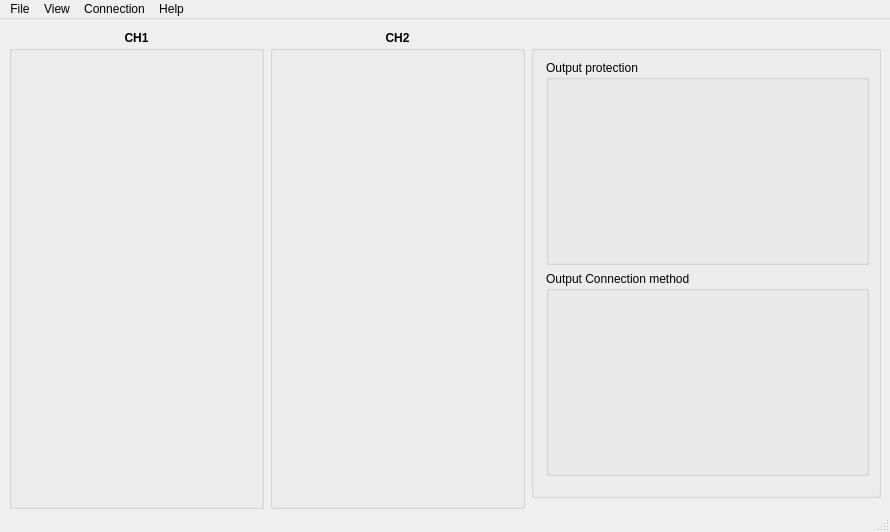
First picture: the form in src/MainWindow.ui, repository VitArk/PSC, before the edit.
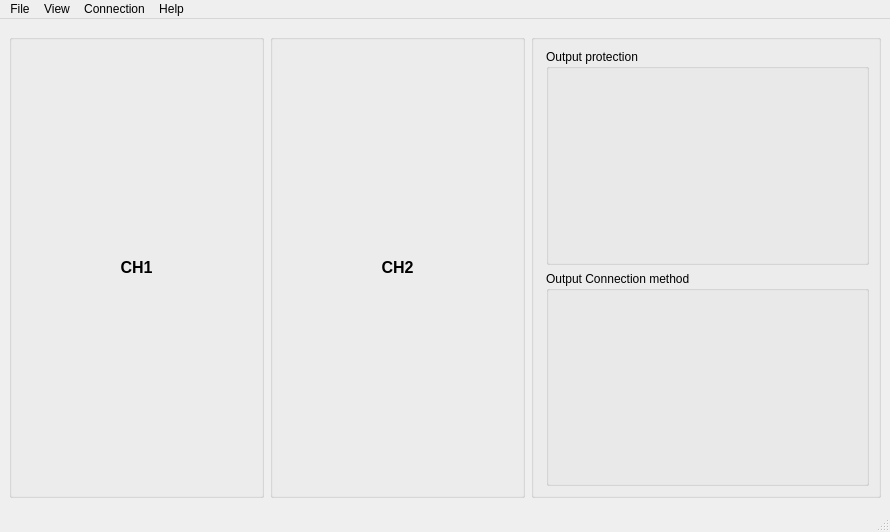
Second picture: the form after the edit.

Commit message: Tune UI for Windows

```diff
--- a/src/MainWindow.ui
+++ b/src/MainWindow.ui
@@ -39,25 +39,6 @@
     <property name="verticalSpacing">
      <number>0</number>
     </property>
-    <item row="0" column="1">
-     <widget class="QLabel" name="lblCh2">
-      <property name="font">
-       <font>
-        <weight>75</weight>
-        <bold>true</bold>
-       </font>
-      </property>
-      <property name="text">
-       <string>CH2</string>
-      </property>
-      <property name="alignment">
-       <set>Qt::AlignCenter</set>
-      </property>
-      <property name="indent">
-       <number>0</number>
-      </property>
-     </widget>
-    </item>
     <item row="0" column="2">
      <spacer name="verticalSpacer_5">
       <property name="orientation">
@@ -116,16 +97,16 @@
        <item>
         <layout class="QVBoxLayout" name="outputSwitchLayout">
          <property name="leftMargin">
-          <number>5</number>
+          <number>0</number>
          </property>
          <property name="topMargin">
-          <number>5</number>
+          <number>0</number>
          </property>
          <property name="rightMargin">
-          <number>5</number>
+          <number>0</number>
          </property>
          <property name="bottomMargin">
-          <number>5</number>
+          <number>0</number>
          </property>
         </layout>
        </item>
@@ -150,6 +131,28 @@
        <string notr="true"/>
       </property>
       <layout class="QVBoxLayout" name="verticalLayout_9">
+       <item>
+        <widget class="QLabel" name="lblCh2">
+         <property name="font">
+          <font>
+           <pointsize>12</pointsize>
+           <bold>true</bold>
+          </font>
+         </property>
+         <property name="text">
+          <string>CH2</string>
+         </property>
+         <property name="alignment">
+          <set>Qt::AlignCenter</set>
+         </property>
+         <property name="margin">
+          <number>0</number>
+         </property>
+         <property name="indent">
+          <number>0</number>
+         </property>
+        </widget>
+       </item>
        <item>
         <layout class="QHBoxLayout" name="layoutDisplayCh2"/>
        </item>
@@ -162,22 +165,6 @@
       </layout>
      </widget>
     </item>
-    <item row="0" column="0">
-     <widget class="QLabel" name="lblCh1">
-      <property name="font">
-       <font>
-        <weight>75</weight>
-        <bold>true</bold>
-       </font>
-      </property>
-      <property name="text">
-       <string>CH1</string>
-      </property>
-      <property name="alignment">
-       <set>Qt::AlignCenter</set>
-      </property>
-     </widget>
-    </item>
     <item row="1" column="0">
      <widget class="QGroupBox" name="groupBoxCh1">
       <property name="sizePolicy">
@@ -193,6 +180,25 @@
        </size>
       </property>
       <layout class="QVBoxLayout" name="verticalLayout_8">
+       <item>
+        <widget class="QLabel" name="lblCh1">
+         <property name="font">
+          <font>
+           <pointsize>12</pointsize>
+           <bold>true</bold>
+          </font>
+         </property>
+         <property name="text">
+          <string>CH1</string>
+         </property>
+         <property name="alignment">
+          <set>Qt::AlignCenter</set>
+         </property>
+         <property name="margin">
+          <number>0</number>
+         </property>
+        </widget>
+       </item>
        <item>
         <layout class="QHBoxLayout" name="layoutDisplayCh1"/>
        </item>
```
Left out of the diff: 2 changed lines with no effect on the pictures. The commit also changes 4 other files.
